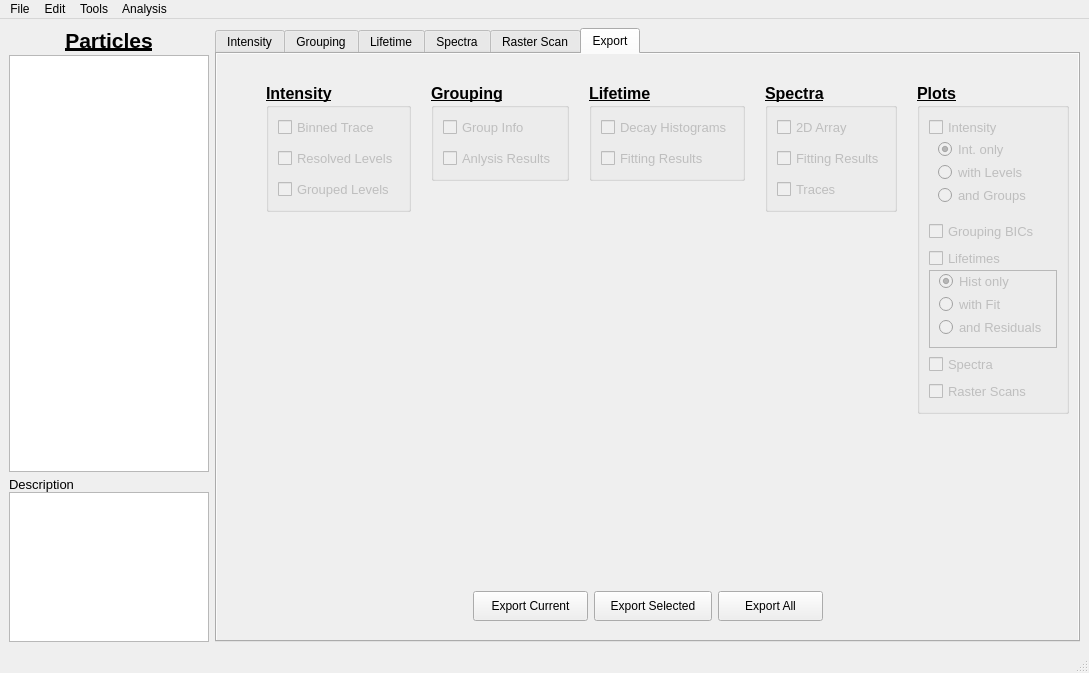
BioPhysicsUP/Full_SMS, file resources/ui/mainwindow.ui: the form before one commit.
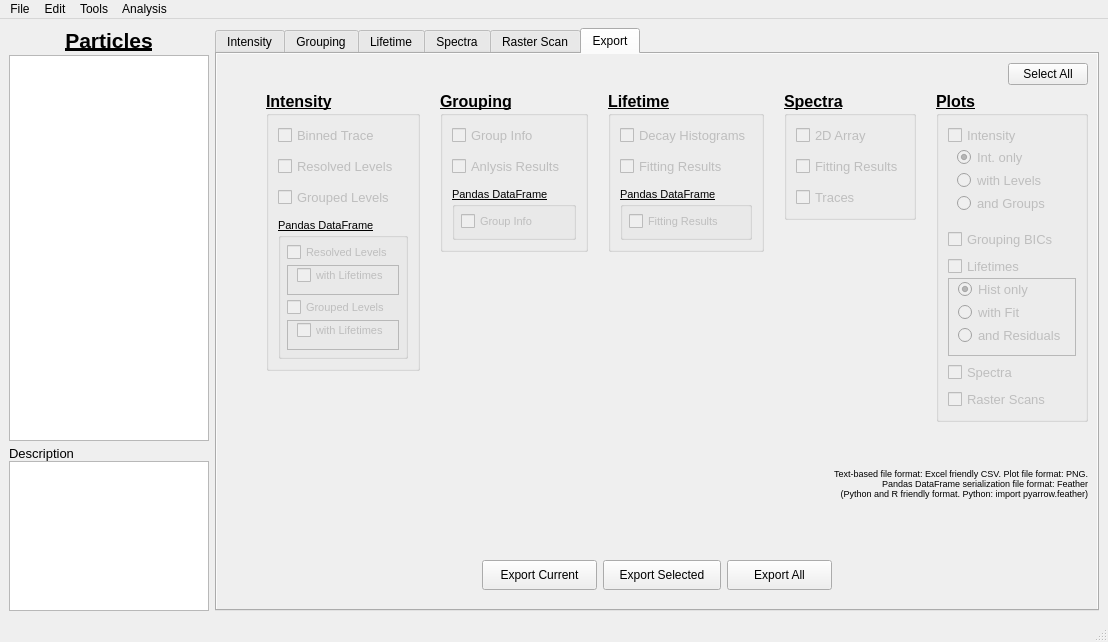
The form after the commit. Icons and pictures are not drawn. Custom widgets are drawn as their Qt base class.

```diff
--- a/resources/ui/mainwindow.ui
+++ b/resources/ui/mainwindow.ui
@@ -7,8 +7,8 @@
    <rect>
     <x>0</x>
     <y>0</y>
-    <width>1048</width>
-    <height>673</height>
+    <width>1074</width>
+    <height>642</height>
    </rect>
   </property>
   <property name="sizePolicy">
@@ -136,7 +136,7 @@
         </property>
         <property name="font">
          <font>
-          <pointsize>10</pointsize>
+          <pointsize>8</pointsize>
          </font>
         </property>
        </widget>
@@ -2092,20 +2092,34 @@
         <item row="0" column="0">
          <layout class="QVBoxLayout" name="layExport_Outer">
           <item>
-           <spacer name="spcEx_Top">
-            <property name="orientation">
-             <enum>Qt::Vertical</enum>
+           <layout class="QHBoxLayout" name="layEx_Buttons_2">
+            <property name="sizeConstraint">
+             <enum>QLayout::SetDefaultConstraint</enum>
             </property>
-            <property name="sizeType">
-             <enum>QSizePolicy::Fixed</enum>
-            </property>
-            <property name="sizeHint" stdset="0">
-             <size>
-              <width>20</width>
-              <height>20</height>
-             </size>
-            </property>
-           </spacer>
+            <item>
+             <spacer name="spcEx_Buttons_Left_2">
+              <property name="orientation">
+               <enum>Qt::Horizontal</enum>
+              </property>
+              <property name="sizeType">
+               <enum>QSizePolicy::Expanding</enum>
+              </property>
+              <property name="sizeHint" stdset="0">
+               <size>
+                <width>100</width>
+                <height>20</height>
+               </size>
+              </property>
+             </spacer>
+            </item>
+            <item>
+             <widget class="QPushButton" name="btnSelectAllExport">
+              <property name="text">
+               <string>Select All</string>
+              </property>
+             </widget>
+            </item>
+           </layout>
           </item>
           <item>
            <layout class="QHBoxLayout" name="layExport_Options">
@@ -2254,6 +2268,148 @@
                     </property>
                    </widget>
                   </item>
+                  <item>
+                   <widget class="QGroupBox" name="gbxDFIntensity">
+                    <property name="font">
+                     <font>
+                      <pointsize>8</pointsize>
+                      <weight>50</weight>
+                      <bold>false</bold>
+                      <underline>true</underline>
+                      <strikeout>false</strikeout>
+                     </font>
+                    </property>
+                    <property name="layoutDirection">
+                     <enum>Qt::LeftToRight</enum>
+                    </property>
+                    <property name="title">
+                     <string>Pandas DataFrame</string>
+                    </property>
+                    <layout class="QVBoxLayout" name="verticalLayout_18">
+                     <property name="spacing">
+                      <number>3</number>
+                     </property>
+                     <property name="leftMargin">
+                      <number>6</number>
+                     </property>
+                     <property name="topMargin">
+                      <number>6</number>
+                     </property>
+                     <property name="rightMargin">
+                      <number>6</number>
+                     </property>
+                     <property name="bottomMargin">
+                      <number>6</number>
+                     </property>
+                     <item>
+                      <widget class="QCheckBox" name="chbEx_DF_Levels">
+                       <property name="enabled">
+                        <bool>false</bool>
+                       </property>
+                       <property name="font">
+                        <font>
+                         <pointsize>8</pointsize>
+                         <weight>50</weight>
+                         <bold>false</bold>
+                         <underline>false</underline>
+                         <strikeout>false</strikeout>
+                        </font>
+                       </property>
+                       <property name="text">
+                        <string>Resolved Levels</string>
+                       </property>
+                      </widget>
+                     </item>
+                     <item>
+                      <widget class="QFrame" name="frame_7">
+                       <property name="frameShape">
+                        <enum>QFrame::StyledPanel</enum>
+                       </property>
+                       <property name="frameShadow">
+                        <enum>QFrame::Raised</enum>
+                       </property>
+                       <layout class="QVBoxLayout" name="verticalLayout_22">
+                        <property name="topMargin">
+                         <number>0</number>
+                        </property>
+                        <item>
+                         <widget class="QCheckBox" name="chbEx_DF_Levels_Lifetimes">
+                          <property name="enabled">
+                           <bool>false</bool>
+                          </property>
+                          <property name="font">
+                           <font>
+                            <pointsize>8</pointsize>
+                            <weight>50</weight>
+                            <bold>false</bold>
+                            <underline>false</underline>
+                            <strikeout>false</strikeout>
+                           </font>
+                          </property>
+                          <property name="text">
+                           <string>with Lifetimes</string>
+                          </property>
+                         </widget>
+                        </item>
+                       </layout>
+                      </widget>
+                     </item>
+                     <item>
+                      <widget class="QCheckBox" name="chbEx_DF_Grouped_Levels">
+                       <property name="enabled">
+                        <bool>false</bool>
+                       </property>
+                       <property name="font">
+                        <font>
+                         <pointsize>8</pointsize>
+                         <weight>50</weight>
+                         <bold>false</bold>
+                         <underline>false</underline>
+                         <strikeout>false</strikeout>
+                        </font>
+                       </property>
+                       <property name="text">
+                        <string>Grouped Levels</string>
+                       </property>
+                      </widget>
+                     </item>
+                     <item>
+                      <widget class="QFrame" name="frame_8">
+                       <property name="frameShape">
+                        <enum>QFrame::StyledPanel</enum>
+                       </property>
+                       <property name="frameShadow">
+                        <enum>QFrame::Raised</enum>
+                       </property>
+                       <layout class="QVBoxLayout" name="verticalLayout_23">
+                        <property name="topMargin">
+                         <number>0</number>
+                        </property>
+                        <item>
+                         <widget class="QCheckBox" name="chbEx_DF_Grouped_Levels_Lifetimes">
+                          <property name="enabled">
+                           <bool>false</bool>
+                          </property>
+                          <property name="font">
+                           <font>
+                            <pointsize>8</pointsize>
+                            <weight>50</weight>
+                            <bold>false</bold>
+                            <underline>false</underline>
+                            <strikeout>false</strikeout>
+                           </font>
+                          </property>
+                          <property name="text">
+                           <string>with Lifetimes</string>
+                          </property>
+                         </widget>
+                        </item>
+                       </layout>
+                      </widget>
+                     </item>
+                    </layout>
+                   </widget>
+                  </item>
                  </layout>
                 </widget>
                </item>
@@ -2396,6 +2552,58 @@
                     </property>
                    </widget>
                   </item>
+                  <item>
+                   <widget class="QGroupBox" name="gbxDFGroups">
+                    <property name="font">
+                     <font>
+                      <pointsize>8</pointsize>
+                      <weight>50</weight>
+                      <bold>false</bold>
+                      <underline>true</underline>
+                      <strikeout>false</strikeout>
+                     </font>
+                    </property>
+                    <property name="title">
+                     <string>Pandas DataFrame</string>
+                    </property>
+                    <layout class="QVBoxLayout" name="verticalLayout_19">
+                     <property name="spacing">
+                      <number>3</number>
+                     </property>
+                     <property name="leftMargin">
+                      <number>6</number>
+                     </property>
+                     <property name="topMargin">
+                      <number>6</number>
+                     </property>
+                     <property name="rightMargin">
+                      <number>6</number>
+                     </property>
+                     <property name="bottomMargin">
+                      <number>6</number>
+                     </property>
+                     <item>
+                      <widget class="QCheckBox" name="chbEx_DF_Grouping_Info">
+                       <property name="enabled">
+                        <bool>false</bool>
+                       </property>
+                       <property name="font">
+                        <font>
+                         <pointsize>8</pointsize>
+                         <weight>50</weight>
+                         <bold>false</bold>
+                         <underline>false</underline>
+                         <strikeout>false</strikeout>
+                        </font>
+                       </property>
+                       <property name="text">
+                        <string>Group Info</string>
+                       </property>
+                      </widget>
+                     </item>
+                    </layout>
+                   </widget>
+                  </item>
                  </layout>
                 </widget>
                </item>
@@ -2538,6 +2746,58 @@
                     </property>
                    </widget>
                   </item>
+                  <item>
+                   <widget class="QGroupBox" name="gbxDFLifetime">
+                    <property name="font">
+                     <font>
+                      <pointsize>8</pointsize>
+                      <weight>50</weight>
+                      <bold>false</bold>
+                      <underline>true</underline>
+                      <strikeout>false</strikeout>
+                     </font>
+                    </property>
+                    <property name="title">
+                     <string>Pandas DataFrame</string>
+                    </property>
+                    <layout class="QVBoxLayout" name="verticalLayout_21">
+                     <property name="spacing">
+                      <number>3</number>
+                     </property>
+                     <property name="leftMargin">
+                      <number>6</number>
+                     </property>
+                     <property name="topMargin">
+                      <number>6</number>
+                     </property>
+                     <property name="rightMargin">
+                      <number>6</number>
+                     </property>
+                     <property name="bottomMargin">
+                      <number>6</number>
+                     </property>
+                     <item>
+                      <widget class="QCheckBox" name="chbEx_DF_Lifetimes">
+                       <property name="enabled">
+                        <bool>false</bool>
+                       </property>
+                       <property name="font">
+                        <font>
+                         <pointsize>8</pointsize>
+                         <weight>50</weight>
+                         <bold>false</bold>
+                         <underline>false</underline>
+                         <strikeout>false</strikeout>
+                        </font>
+                       </property>
+                       <property name="text">
+                        <string>Fitting Results</string>
+                       </property>
+                      </widget>
+                     </item>
+                    </layout>
+                   </widget>
+                  </item>
                  </layout>
                 </widget>
                </item>
@@ -3190,6 +3450,70 @@
             </item>
            </layout>
           </item>
+          <item>
+           <layout class="QHBoxLayout" name="layEx_Buttons_4">
+            <property name="sizeConstraint">
+             <enum>QLayout::SetDefaultConstraint</enum>
+            </property>
+            <item>
+             <spacer name="spcEx_Buttons_Left_4">
+              <property name="orientation">
+               <enum>Qt::Horizontal</enum>
+              </property>
+              <property name="sizeType">
+               <enum>QSizePolicy::Expanding</enum>
+              </property>
+              <property name="sizeHint" stdset="0">
+               <size>
+                <width>100</width>
+                <height>20</height>
+               </size>
+              </property>
+             </spacer>
+            </item>
+            <item>
+             <widget class="QLabel" name="label_2">
+              <property name="sizePolicy">
+               <sizepolicy hsizetype="Fixed" vsizetype="Preferred">
+                <horstretch>0</horstretch>
+                <verstretch>0</verstretch>
+               </sizepolicy>
+              </property>
+              <property name="minimumSize">
+               <size>
+                <width>300</width>
+                <height>0</height>
+               </size>
+              </property>
+              <property name="maximumSize">
+               <size>
+                <width>300</width>
+                <height>16777215</height>
+               </size>
+              </property>
+              <property name="font">
+               <font>
+                <pointsize>7</pointsize>
+               </font>
+              </property>
+              <property name="layoutDirection">
+               <enum>Qt::LeftToRight</enum>
+              </property>
+              <property name="text">
+               <string>Text-based file format: Excel friendly CSV. Plot file format: PNG.
+ Pandas DataFrame serialization file format: Feather
+(Python and R friendly format. Python: import pyarrow.feather)</string>
+              </property>
+              <property name="alignment">
+               <set>Qt::AlignRight|Qt::AlignTrailing|Qt::AlignVCenter</set>
+              </property>
+              <property name="wordWrap">
+               <bool>true</bool>
+              </property>
+             </widget>
+            </item>
+           </layout>
+          </item>
           <item>
            <spacer name="spcEx_Mid">
             <property name="orientation">
@@ -3358,7 +3682,7 @@
     <rect>
      <x>0</x>
      <y>0</y>
-     <width>1048</width>
+     <width>1074</width>
      <height>21</height>
     </rect>
    </property>
```
